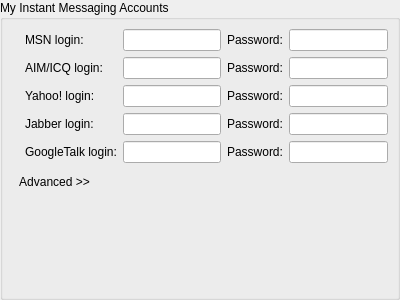
Old version of the form wengophone/src/presentation/qt/imaccount/SimpleIMAccountManager.ui in the repository tkrotoff/WengoPhone.
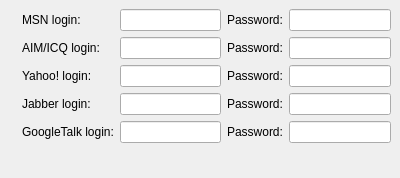
New version of the form. Icons and pictures are not drawn.

Commit message: - CContactList thread model fixed - QtSimpleIMAccountManager now complete - Minor modifications

The edit to the form file:
```diff
--- a/wengophone/src/presentation/qt/imaccount/SimpleIMAccountManager.ui
+++ b/wengophone/src/presentation/qt/imaccount/SimpleIMAccountManager.ui
@@ -9,82 +9,76 @@
     <x>0</x>
     <y>0</y>
     <width>400</width>
-    <height>300</height>
+    <height>178</height>
    </rect>
   </property>
   <layout class="QGridLayout" >
    <property name="margin" >
-    <number>0</number>
-   </property>
-   <property name="spacing" >
-    <number>0</number>
-   </property>
-   <item row="0" column="0" >
-    <widget class="QGroupBox" name="groupBox" >
-     <property name="title" >
-      <string>My Instant Messaging Accounts</string>
-     </property>
-     <layout class="QGridLayout" >
-      <property name="margin" >
        <number>9</number>
       </property>
       <property name="spacing" >
        <number>6</number>
       </property>
-      <item row="5" column="0" colspan="5" >
-       <layout class="QGridLayout" >
-        <property name="margin" >
-         <number>0</number>
-        </property>
-        <property name="spacing" >
-         <number>6</number>
-        </property>
-        <item row="0" column="1" >
-         <spacer>
-          <property name="orientation" >
-           <enum>Qt::Horizontal</enum>
-          </property>
-          <property name="sizeHint" >
-           <size>
-            <width>281</width>
-            <height>26</height>
-           </size>
-          </property>
-         </spacer>
-        </item>
-        <item row="0" column="0" >
-         <widget class="QToolButton" name="advancedButton" >
+   <item row="4" column="1" >
+    <widget class="QLabel" name="label_12" >
+     <property name="text" >
+      <string>GoogleTalk login:</string>
+     </property>
+    </widget>
+   </item>
+   <item row="4" column="2" >
+    <widget class="QLineEdit" name="googleTalkLineEdit" />
+   </item>
+   <item row="4" column="3" >
+    <widget class="QLabel" name="label_15" >
+     <property name="text" >
+      <string>Password:</string>
+     </property>
+    </widget>
+   </item>
+   <item row="4" column="4" >
+    <widget class="QLineEdit" name="msnPasswordLineEdit_5" />
+   </item>
+   <item row="4" column="0" >
+    <widget class="QLabel" name="label_11" >
+     <property name="pixmap" >
+      <pixmap resource="../wengophone.qrc" >:/pics/protocols/jabber.png</pixmap>
+     </property>
+    </widget>
+   </item>
+   <item row="3" column="3" >
+    <widget class="QLabel" name="label_14" >
+     <property name="text" >
+      <string>Password:</string>
+     </property>
+    </widget>
+   </item>
+   <item row="3" column="1" >
+    <widget class="QLabel" name="label_9" >
           <property name="text" >
-           <string>Advanced >></string>
-          </property>
-          <property name="icon" >
-           <iconset resource="../wengophone.qrc" >:/pics/config/advanced.png</iconset>
-          </property>
-          <property name="toolButtonStyle" >
-           <enum>Qt::ToolButtonTextBesideIcon</enum>
-          </property>
-          <property name="autoRaise" >
-           <bool>true</bool>
-          </property>
-         </widget>
-        </item>
-       </layout>
+      <string>Jabber login:</string>
+     </property>
+    </widget>
+   </item>
+   <item row="2" column="2" >
+    <widget class="QLineEdit" name="yahooLineEdit" />
       </item>
       <item row="0" column="4" >
        <widget class="QLineEdit" name="msnPasswordLineEdit" />
       </item>
-      <item row="0" column="3" >
-       <widget class="QLabel" name="label" >
+   <item row="0" column="1" >
+    <widget class="QLabel" name="label_4" >
         <property name="text" >
-         <string>Password:</string>
+      <string>MSN login:</string>
         </property>
        </widget>
       </item>
-      <item row="0" column="2" >
-       <widget class="QLineEdit" name="msnLineEdit" />
-      </item>
-      <item row="1" column="2" >
-       <widget class="QLineEdit" name="aimLineEdit" />
+   <item row="2" column="1" >
+    <widget class="QLabel" name="label_5" >
+     <property name="text" >
+      <string>Yahoo! login:</string>
+     </property>
+    </widget>
       </item>
       <item row="1" column="1" >
        <widget class="QLabel" name="label_7" >
@@ -93,12 +87,27 @@
         </property>
        </widget>
       </item>
-      <item row="0" column="1" >
-       <widget class="QLabel" name="label_4" >
-        <property name="text" >
-         <string>MSN login:</string>
-        </property>
-       </widget>
+   <item row="3" column="2" >
+    <widget class="QLineEdit" name="jabberLineEdit" />
+   </item>
+   <item row="1" column="4" >
+    <widget class="QLineEdit" name="aimPasswordLineEdit" />
+   </item>
+   <item row="3" column="4" >
+    <widget class="QLineEdit" name="msnPasswordLineEdit_4" />
+   </item>
+   <item row="5" column="2" >
+    <spacer>
+     <property name="orientation" >
+      <enum>Qt::Vertical</enum>
+     </property>
+     <property name="sizeHint" >
+      <size>
+       <width>20</width>
+       <height>40</height>
+      </size>
+     </property>
+    </spacer>
       </item>
       <item row="0" column="0" >
        <widget class="QLabel" name="label_3" >
@@ -107,6 +116,13 @@
         </property>
        </widget>
       </item>
+   <item row="1" column="3" >
+    <widget class="QLabel" name="label_2" >
+     <property name="text" >
+      <string>Password:</string>
+     </property>
+    </widget>
+   </item>
       <item row="1" column="0" >
        <widget class="QLabel" name="label_8" >
         <property name="pixmap" >
@@ -114,12 +130,11 @@
         </property>
        </widget>
       </item>
-      <item row="1" column="3" >
-       <widget class="QLabel" name="label_2" >
-        <property name="text" >
-         <string>Password:</string>
-        </property>
-       </widget>
+   <item row="0" column="2" >
+    <widget class="QLineEdit" name="msnLineEdit" />
+   </item>
+   <item row="1" column="2" >
+    <widget class="QLineEdit" name="aimLineEdit" />
       </item>
       <item row="2" column="0" >
        <widget class="QLabel" name="label_6" >
@@ -128,15 +143,8 @@
         </property>
        </widget>
       </item>
-      <item row="2" column="1" >
-       <widget class="QLabel" name="label_5" >
-        <property name="text" >
-         <string>Yahoo! login:</string>
-        </property>
-       </widget>
-      </item>
-      <item row="2" column="3" >
-       <widget class="QLabel" name="label_13" >
+   <item row="0" column="3" >
+    <widget class="QLabel" name="label" >
         <property name="text" >
          <string>Password:</string>
         </property>
@@ -145,80 +153,18 @@
       <item row="2" column="4" >
        <widget class="QLineEdit" name="msnPasswordLineEdit_3" />
       </item>
-      <item row="3" column="4" >
-       <widget class="QLineEdit" name="msnPasswordLineEdit_4" />
-      </item>
-      <item row="3" column="3" >
-       <widget class="QLabel" name="label_14" >
+   <item row="2" column="3" >
+    <widget class="QLabel" name="label_13" >
         <property name="text" >
          <string>Password:</string>
         </property>
        </widget>
       </item>
-      <item row="3" column="2" >
-       <widget class="QLineEdit" name="jabberLineEdit" />
-      </item>
-      <item row="3" column="1" >
-       <widget class="QLabel" name="label_9" >
-        <property name="text" >
-         <string>Jabber login:</string>
-        </property>
-       </widget>
-      </item>
       <item row="3" column="0" >
        <widget class="QLabel" name="label_10" >
         <property name="pixmap" >
          <pixmap resource="../wengophone.qrc" >:/pics/protocols/jabber.png</pixmap>
         </property>
-       </widget>
-      </item>
-      <item row="4" column="0" >
-       <widget class="QLabel" name="label_11" >
-        <property name="pixmap" >
-         <pixmap resource="../wengophone.qrc" >:/pics/protocols/jabber.png</pixmap>
-        </property>
-       </widget>
-      </item>
-      <item row="4" column="1" >
-       <widget class="QLabel" name="label_12" >
-        <property name="text" >
-         <string>GoogleTalk login:</string>
-        </property>
-       </widget>
-      </item>
-      <item row="4" column="2" >
-       <widget class="QLineEdit" name="googleTalkLineEdit" />
-      </item>
-      <item row="4" column="3" >
-       <widget class="QLabel" name="label_15" >
-        <property name="text" >
-         <string>Password:</string>
-        </property>
-       </widget>
-      </item>
-      <item row="4" column="4" >
-       <widget class="QLineEdit" name="msnPasswordLineEdit_5" />
-      </item>
-      <item row="2" column="2" >
-       <widget class="QLineEdit" name="yahooLineEdit" />
-      </item>
-      <item row="1" column="4" >
-       <widget class="QLineEdit" name="aimPasswordLineEdit" />
-      </item>
-      <item row="6" column="2" >
-       <spacer>
-        <property name="orientation" >
-         <enum>Qt::Vertical</enum>
-        </property>
-        <property name="sizeHint" >
-         <size>
-          <width>20</width>
-          <height>40</height>
-         </size>
-        </property>
-       </spacer>
-      </item>
-     </layout>
     </widget>
    </item>
   </layout>
```
Lines whose indentation alone changed are shown as unchanged. The commit also changes 18 other files.
